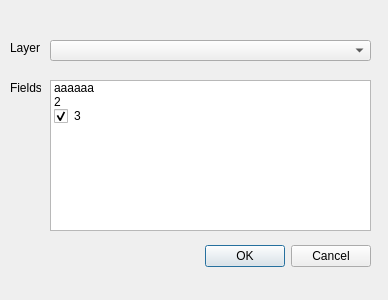
This is dissolve_singlepart/dissolve_singlepart_dialog_base.ui in pandryk/PythonRepo as Qt 5 draws it before an edit. The edited form follows.
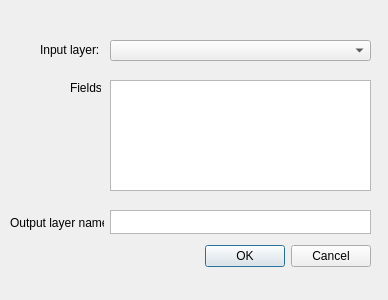
This is the edited form.

Commit message: Import layer to memory, refactoring

Diff of the .ui file:
```diff
--- a/dissolve_singlepart/dissolve_singlepart_dialog_base.ui
+++ b/dissolve_singlepart/dissolve_singlepart_dialog_base.ui
@@ -32,9 +32,9 @@
   <widget class="QComboBox" name="layerComboBox">
    <property name="geometry">
     <rect>
-     <x>50</x>
+     <x>110</x>
      <y>40</y>
-     <width>321</width>
+     <width>261</width>
      <height>21</height>
     </rect>
    </property>
@@ -42,54 +42,30 @@
   <widget class="QLabel" name="layerLabel">
    <property name="geometry">
     <rect>
-     <x>10</x>
+     <x>40</x>
      <y>40</y>
-     <width>31</width>
-     <height>16</height>
+     <width>61</width>
+     <height>20</height>
     </rect>
    </property>
    <property name="text">
-    <string>Layer:</string>
+    <string>Input layer:</string>
    </property>
   </widget>
   <widget class="QListWidget" name="fieldsListWidget">
    <property name="geometry">
     <rect>
-     <x>50</x>
+     <x>110</x>
      <y>80</y>
-     <width>321</width>
-     <height>151</height>
+     <width>261</width>
+     <height>111</height>
     </rect>
    </property>
-   <item>
-    <property name="text">
-     <string>aaaaaa</string>
-    </property>
-    <property name="checkState">
-     <enum>Unchecked</enum>
-    </property>
-   </item>
-   <item>
-    <property name="text">
-     <string>2</string>
-    </property>
-    <property name="checkState">
-     <enum>Unchecked</enum>
-    </property>
-   </item>
-   <item>
-    <property name="text">
-     <string>3</string>
-    </property>
-    <property name="checkState">
-     <enum>Checked</enum>
-    </property>
-   </item>
   </widget>
   <widget class="QLabel" name="fieldsLabel">
    <property name="geometry">
     <rect>
-     <x>10</x>
+     <x>70</x>
      <y>80</y>
      <width>31</width>
      <height>16</height>
@@ -99,6 +75,29 @@
     <string>Fields:</string>
    </property>
   </widget>
+  <widget class="QTextEdit" name="outputLayerNameTextEdit">
+   <property name="geometry">
+    <rect>
+     <x>110</x>
+     <y>210</y>
+     <width>261</width>
+     <height>24</height>
+    </rect>
+   </property>
+  </widget>
+  <widget class="QLabel" name="outputLayerNameLabel">
+   <property name="geometry">
+    <rect>
+     <x>10</x>
+     <y>215</y>
+     <width>94</width>
+     <height>16</height>
+    </rect>
+   </property>
+   <property name="text">
+    <string>Output layer name:</string>
+   </property>
+  </widget>
  </widget>
  <resources/>
  <connections>
```
The commit also changes 2 other files.
